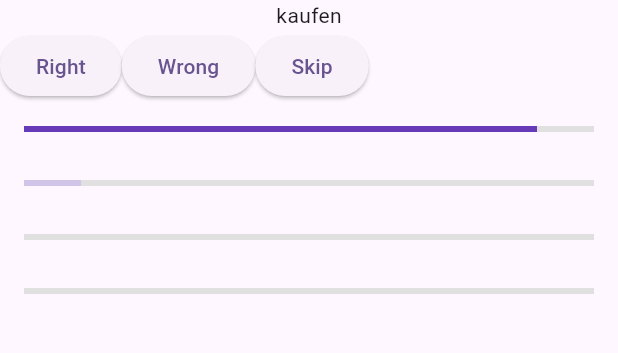
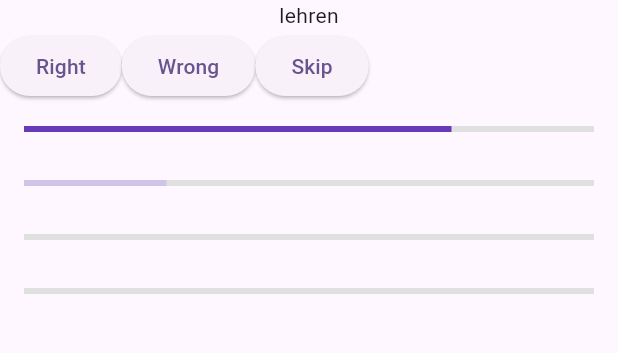
Before and after one commit to TobiasBaer/vokatus, a Flutter app: the screen it shows after launch, after a tap on "Right", on a phone screen of 412 x 824 dp, the part 84-437 px from its top. Run offline on Flutter 3.47's test engine with Material 3 defaults, Android fonts, the phone set to English and light mode, and no system bars; our stand-ins replace bloc, flutter_bloc.

Commit message:
Enhance vocabulary management by integrating current word index in ProgressState and updating related logic and UI components

```diff
--- a/lib/buckets/buckets.dart
+++ b/lib/buckets/buckets.dart
@@ -7,6 +7,7 @@ class Buckets {
     buckets = List<Bucket>.generate(_numBuckets,
         (index) => index == 0 ? List<int>.from(vocableIndices) : []);
     _initialVocableIndicesLength = vocableIndices.length;
+    drawNext();
   }
 
   final int _numBuckets;
@@ -93,5 +94,6 @@ class Buckets {
 
   void drawNext() {
     buckets[currentBucket].shuffle();
+    print("Shuffled: ${buckets[currentBucket]}");
   }
 }
--- a/lib/business_logic/logic.dart
+++ b/lib/business_logic/logic.dart
@@ -3,23 +3,26 @@ import 'events.dart';
 import 'states.dart';
 import 'package:vokatus/app_settings/settings.dart' as app_settings;
 import 'package:vokatus/buckets/buckets.dart';
+import 'package:vokatus/vocabulary/irregular_verbs.dart';
 
 class VocabularyQueryBusinessLogic
     extends Bloc<VocTrainerEvents, ProgressState> {
-  final Buckets _buckets = Buckets(
-      app_settings.numBuckets, List<int>.generate(10, (index) => index));
+  final Buckets _buckets = Buckets(app_settings.numBuckets,
+      List<int>.generate(irregularVerbs.length, (index) => index));
 
   VocabularyQueryBusinessLogic()
       : super(ProgressState(
             0,
             List<double>.generate(
-                app_settings.numBuckets, (index) => index == 0 ? 1.0 : 0.0))) {
+                app_settings.numBuckets, (index) => index == 0 ? 1.0 : 0.0),
+            0)) {
     on<RightAnswerEvent>((event, emit) {
       _buckets.processRightAnswer();
       _buckets.drawNext();
       var progress = _buckets.getBucketProgress();
       var currentBucket = _buckets.getCurrentBucket();
-      emit(ProgressState(currentBucket, progress));
+      var currentWordIndex = _buckets.getCurrentWordIndex();
+      emit(ProgressState(currentBucket, progress, currentWordIndex));
     });
 
     on<WrongAnswerEvent>((event, emit) {
@@ -28,12 +31,19 @@ class VocabularyQueryBusinessLogic
 
       var progress = _buckets.getBucketProgress();
       var currentBucket = _buckets.getCurrentBucket();
-      emit(ProgressState(currentBucket, progress));
+      var currentWordIndex = _buckets.getCurrentWordIndex();
+
+      emit(ProgressState(currentBucket, progress, currentWordIndex));
     });
 
     on<SkipAnswerEvent>((event, emit) {
       _buckets.processSkipAnswer();
       _buckets.drawNext();
+      var progress = _buckets.getBucketProgress();
+      var currentBucket = _buckets.getCurrentBucket();
+      var currentWordIndex = _buckets.getCurrentWordIndex();
+
+      emit(ProgressState(currentBucket, progress, currentWordIndex));
     });
   }
 }
--- a/lib/business_logic/states.dart
+++ b/lib/business_logic/states.dart
@@ -1,6 +1,7 @@
 class ProgressState {
   final int currentBucket;
   final List<double> bucketProgress;
+  final int currentWordIndex;
 
-  ProgressState(this.currentBucket, this.bucketProgress);
+  ProgressState(this.currentBucket, this.bucketProgress, this.currentWordIndex);
 }
--- a/lib/irregular_verbs/irregular_verbs_page.dart
+++ b/lib/irregular_verbs/irregular_verbs_page.dart
@@ -4,16 +4,17 @@ import 'package:vokatus/business_logic/events.dart';
 import 'package:vokatus/business_logic/logic.dart';
 import 'package:vokatus/business_logic/states.dart';
 import 'package:vokatus/progress/progress_indicators.dart';
+import 'package:vokatus/vocabulary/irregular_verbs.dart';
 
 class VocabularQueryPage extends StatelessWidget {
   const VocabularQueryPage(
       {super.key,
-      required this.word,
+      required this.wordIndex,
       required this.onRight,
       required this.onWrong,
       required this.onSkip});
 
-  final String word;
+  final int wordIndex;
   final VoidCallback onRight;
   final VoidCallback onWrong;
   final VoidCallback onSkip;
@@ -21,7 +22,7 @@ class VocabularQueryPage extends StatelessWidget {
   @override
   Widget build(BuildContext context) {
     return Column(children: [
-      Text(word),
+      Text(irregularVerbs[wordIndex].german),
       Row(children: [
         ElevatedButton(
           onPressed: onRight,
@@ -69,11 +70,13 @@ class _IrregularVerbsPageState extends State<IrregularVerbsPage> {
         child: Center(
           child: Column(
             children: <Widget>[
-              VocabularQueryPage(
-                  word: "kaufen",
-                  onRight: () => _businessLogic.add(RightAnswerEvent()),
-                  onWrong: () => _businessLogic.add(WrongAnswerEvent()),
-                  onSkip: () => _businessLogic.add(SkipAnswerEvent())),
+              BlocBuilder<VocabularyQueryBusinessLogic, ProgressState>(
+                  bloc: _businessLogic,
+                  builder: (context, state) => VocabularQueryPage(
+                      wordIndex: state.currentWordIndex,
+                      onRight: () => _businessLogic.add(RightAnswerEvent()),
+                      onWrong: () => _businessLogic.add(WrongAnswerEvent()),
+                      onSkip: () => _businessLogic.add(SkipAnswerEvent()))),
               BlocBuilder<VocabularyQueryBusinessLogic, ProgressState>(
                   bloc: _businessLogic,
                   builder: (context, state) => ProgressIndicators(
```
